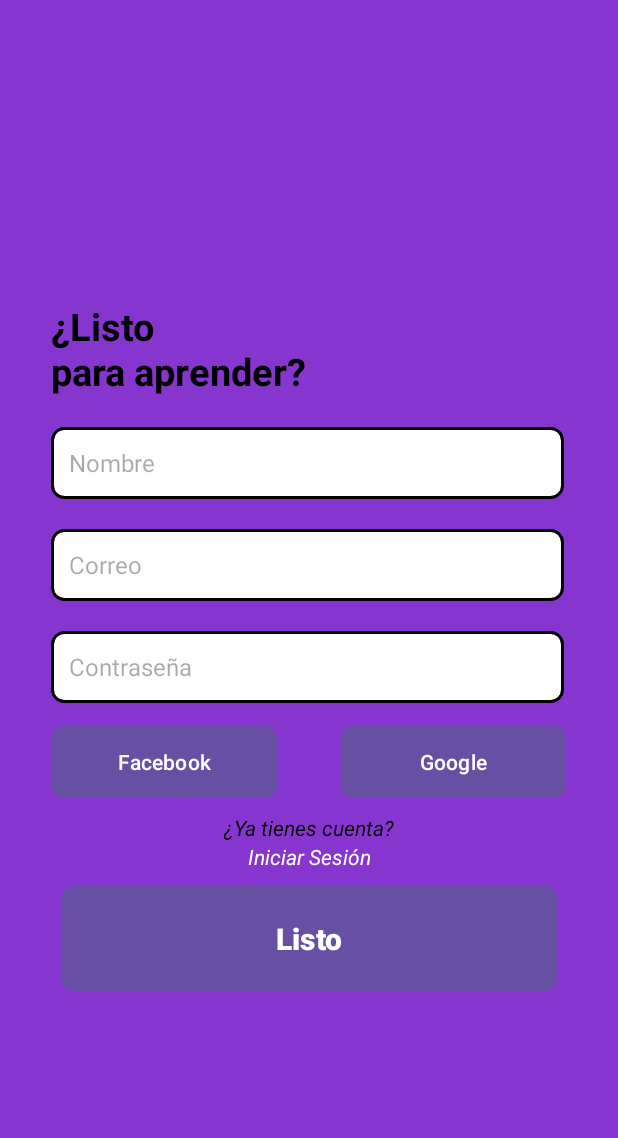
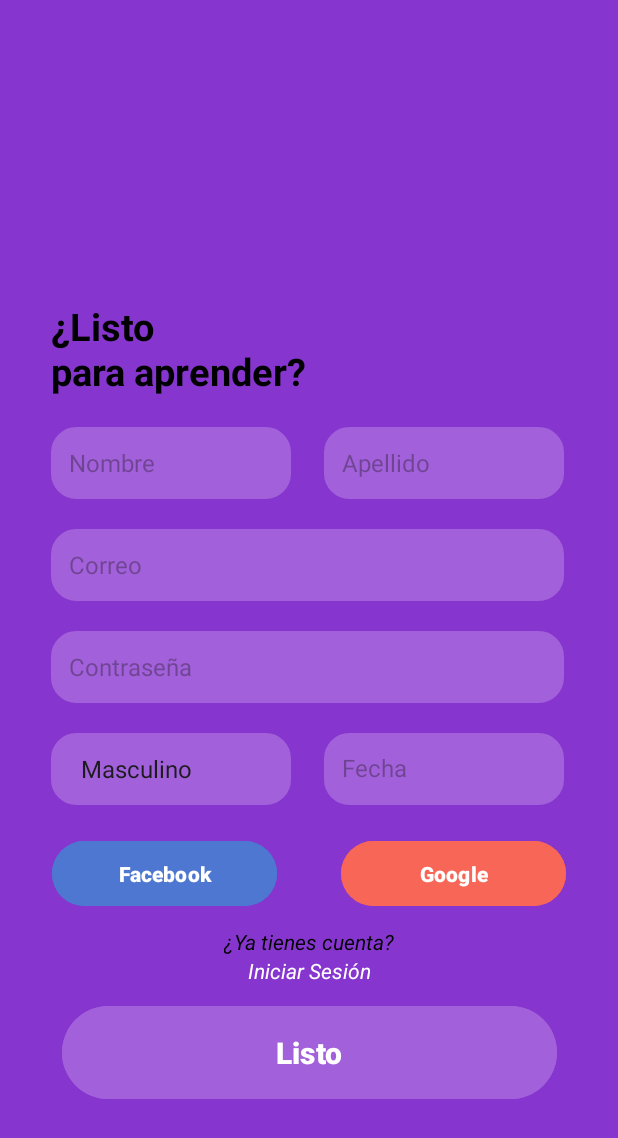
Before and after one commit to CharlyMx32/IntegradoraIoTAndorid, an Android app: the SplashActivityRegistro screen opened directly, with no data from a screen before it, on a phone screen of 412 x 824 dp. Shown: the top 1138 px of the screen. Run offline under Robolectric (Android 15) with nearby library versions, the light colour scheme and no system bars.

Commit message:
colores, ajustes en registro y se agrego el pajrao

```diff
--- a/app/src/main/java/com/example/integradoraiot/splash/SplashActivityLogin.java
+++ b/app/src/main/java/com/example/integradoraiot/splash/SplashActivityLogin.java
@@ -16,7 +16,7 @@ public class SplashActivityLogin extends AppCompatActivity {
         super.onCreate(savedInstanceState);
         setContentView(R.layout.activity_splash_login);
 
-        Button loginButton = findViewById(R.id.login_button);
+        Button loginButton = findViewById(R.id.iniciar_sesion_button);
         loginButton.setOnClickListener(new View.OnClickListener() {
             @Override
             public void onClick(View view) {
--- a/app/src/main/res/drawable/boton_login.xml
+++ /dev/null
@@ -1,15 +0,0 @@
-<?xml version="1.0" encoding="utf-8"?>
-<selector xmlns:android="http://schemas.android.com/apk/res/android">
-    <item android:state_pressed="true">
-        <shape android:shape="rectangle">
-            <solid android:color="#1565C0"/>
-            <corners android:radius="8dp"/>
-        </shape>
-    </item>
-    <item>
-        <shape android:shape="rectangle">
-            <solid android:color="@color/azul"/>
-            <corners android:radius="8dp"/>
-        </shape>
-    </item>
-</selector>
--- a/app/src/main/res/drawable/cabeza_animal.xml
+++ /dev/null
@@ -1,6 +0,0 @@
-<?xml version="1.0" encoding="utf-8"?>
-
-    <shape xmlns:android="http://schemas.android.com/apk/res/android">
-        <solid android:color="#8E44AD" />
-        <corners android:radius="300dp" />
-    </shape>
--- a/app/src/main/res/drawable/estilo_login.xml
+++ b/app/src/main/res/drawable/estilo_login.xml
@@ -2,7 +2,5 @@
 <shape xmlns:android="http://schemas.android.com/apk/res/android">
     <solid android:color="@color/white"/>
     <corners android:radius="8dp"/>
-    <stroke
-        android:color="@color/black"
-    android:width="2dp"/>
+
 </shape>
--- a/app/src/main/res/drawable/ojo_animal.xml
+++ /dev/null
@@ -1,6 +0,0 @@
-<?xml version="1.0" encoding="utf-8"?>
-
-    <shape xmlns:android="http://schemas.android.com/apk/res/android">
-        <solid android:color="#F8DAD3" />
-        <corners android:radius="100dp" />
-    </shape>
--- a/app/src/main/res/drawable/ojo_animal_2.xml
+++ /dev/null
@@ -1,6 +0,0 @@
-<?xml version="1.0" encoding="utf-8"?>
-
-<shape xmlns:android="http://schemas.android.com/apk/res/android">
-    <solid android:color="#F5E6CC" />
-    <corners android:radius="50dp" />
-</shape>
--- a/app/src/main/res/drawable/pupila_animal.xml
+++ /dev/null
@@ -1,6 +0,0 @@
-<?xml version="1.0" encoding="utf-8"?>
-
-    <shape xmlns:android="http://schemas.android.com/apk/res/android">
-        <solid android:color="#5D3A9B" /> <!-- Color oscuro para las pupilas -->
-        <corners android:radius="25dp" />
-    </shape>
--- a/app/src/main/res/layout/activity_registro.xml
+++ b/app/src/main/res/layout/activity_registro.xml
@@ -34,10 +34,10 @@
 
     <EditText
         android:id="@+id/nombre_edit_text"
-        android:layout_width="342dp"
+        android:layout_width="160dp"
         android:layout_height="wrap_content"
         android:layout_marginTop="20dp"
-        android:background="@drawable/estilo_login"
+        android:background="@drawable/estilo_registro"
         android:hint="@string/Nombre"
         android:minHeight="48dp"
         android:padding="12dp"
@@ -46,13 +46,29 @@
         app:layout_constraintStart_toStartOf="@id/bienvenido2_text"
         app:layout_constraintTop_toBottomOf="@id/bienvenido2_text" />
 
+    <EditText
+        android:id="@+id/apellido_edit_text"
+        android:layout_width="160dp"
+        android:layout_height="wrap_content"
+        android:layout_marginStart="8dp"
+        android:layout_marginTop="20dp"
+        android:background="@drawable/estilo_registro"
+        android:hint="@string/Apellido"
+        android:minHeight="48dp"
+        android:padding="12dp"
+        android:textColor="#333333"
+        android:textSize="16sp"
+        app:layout_constraintEnd_toEndOf="parent"
+        app:layout_constraintHorizontal_bias="0.28"
+        app:layout_constraintStart_toEndOf="@id/nombre_edit_text"
+        app:layout_constraintTop_toBottomOf="@id/bienvenido2_text" />
 
     <EditText
         android:id="@+id/correo_edit_text"
         android:layout_width="342dp"
         android:layout_height="wrap_content"
         android:layout_marginTop="20dp"
-        android:background="@drawable/estilo_login"
+        android:background="@drawable/estilo_registro"
         android:hint="@string/Correo"
         android:minHeight="48dp"
         android:padding="12dp"
@@ -67,7 +83,7 @@
         android:layout_width="342dp"
         android:layout_height="wrap_content"
         android:layout_marginTop="20dp"
-        android:background="@drawable/estilo_login"
+        android:background="@drawable/estilo_registro"
         android:hint="@string/Contraseña"
         android:minHeight="48dp"
         android:padding="12dp"
@@ -76,31 +92,63 @@
         app:layout_constraintStart_toStartOf="@id/correo_edit_text"
         app:layout_constraintTop_toBottomOf="@id/correo_edit_text" />
 
+    <Spinner
+        android:id="@+id/sexo_spinner"
+        android:layout_width="160dp"
+        android:layout_height="wrap_content"
+        android:background="@drawable/estilo_registro"
+        android:minHeight="48dp"
+        android:layout_marginTop="20dp"
+        android:layout_marginBottom="20dp"
+        android:entries="@array/sexo_options"
+        android:padding="12dp"
+        app:layout_constraintStart_toStartOf="@+id/contrasena_edit_text"
+        app:layout_constraintTop_toBottomOf="@+id/contrasena_edit_text" />
+
+    <TextView
+        android:id="@+id/fecha_nacimiento_text"
+        android:layout_width="160dp"
+        android:layout_height="wrap_content"
+        android:background="@drawable/estilo_registro"
+        android:clickable="true"
+        android:focusable="true"
+        android:hint="Fecha Naciemiento"
+        android:maxHeight="48dp"
+        android:minHeight="48dp"
+        android:padding="12dp"
+        android:textColor="#333333"
+        android:textSize="15.8sp"
+        app:layout_constraintBottom_toTopOf="@+id/google_button"
+        app:layout_constraintEnd_toEndOf="@+id/contrasena_edit_text"
+        app:layout_constraintTop_toBottomOf="@+id/contrasena_edit_text" />
+
     <Button
         android:id="@+id/facebook_button"
+        style="@style/BotonBase"
         android:layout_width="150dp"
         android:layout_height="wrap_content"
-        android:layout_marginTop="15dp"
+        android:layout_marginStart="8dp"
         android:layout_marginEnd="8dp"
-        android:layout_marginStart="8dp"
-        android:background="@drawable/boton_login"
+        android:layout_marginTop="20dp"
+        android:backgroundTint="@color/facebook_azul"
         android:text="@string/Facebook"
         app:layout_constraintEnd_toStartOf="@id/google_button"
         app:layout_constraintStart_toStartOf="parent"
-        app:layout_constraintTop_toBottomOf="@id/contrasena_edit_text" />
+        app:layout_constraintTop_toBottomOf="@+id/sexo_spinner" />
 
     <Button
         android:id="@+id/google_button"
+        style="@style/BotonBase"
         android:layout_width="150dp"
         android:layout_height="wrap_content"
-        android:layout_marginTop="15dp"
+        android:layout_marginStart="8dp"
         android:layout_marginEnd="8dp"
-        android:layout_marginStart="8dp"
-        android:background="@drawable/boton_login"
+        android:layout_marginTop="20dp"
+        android:backgroundTint="@color/google_naranja"
         android:text="@string/Google"
+        app:layout_constraintEnd_toEndOf="parent"
         app:layout_constraintStart_toEndOf="@id/facebook_button"
-        app:layout_constraintEnd_toEndOf="parent"
-        app:layout_constraintTop_toBottomOf="@id/contrasena_edit_text" />
+        app:layout_constraintTop_toBottomOf="@+id/sexo_spinner" />
 
     <TextView
         android:id="@+id/no_text"
@@ -132,8 +180,9 @@
         android:text="@string/Listo"
         android:textSize="20sp"
         android:textStyle="bold"
+        style="@style/BotonBase"
         android:textColor="@color/white"
-        android:background="@drawable/boton_login"
+        android:backgroundTint="@color/input_boton"
         app:layout_constraintEnd_toEndOf="parent"
         app:layout_constraintStart_toStartOf="parent"
         app:layout_constraintTop_toBottomOf="@id/registro_text"
--- a/app/src/main/res/values/strings.xml
+++ b/app/src/main/res/values/strings.xml
@@ -27,4 +27,10 @@
     <string name="Facebook">Facebook</string>
     <string name="Google">Google</string>
     <string name="Listo">Listo</string>
+    <string-array name="sexo_options">
+        <item>Masculino</item>
+        <item>Femenino</item>
+        <item>Otro</item>
+    </string-array>
+
 </resources>
--- /dev/null
+++ b/app/src/main/res/values/styles.xml
@@ -0,0 +1,11 @@
+<?xml version="1.0" encoding="utf-8"?>
+<resources>
+    <style name="BotonBase">
+        <item name="android:layout_width">wrap_content</item>
+        <item name="android:layout_height">wrap_content</item>
+        <item name="android:padding">12dp</item>
+        <item name="android:textColor">@android:color/white</item>
+        <item name="android:textStyle">bold</item>
+        <item name="android:backgroundTint">?attr/colorPrimary</item>
+    </style>
+</resources>
```
Also changed, not shown: app/src/main/java/com/example/integradoraiot/MainActivity.java (+30 -7 lines), app/src/main/res/drawable/boton_registro.xml (deleted, +0 -14 lines), app/src/main/res/drawable/pico_animal.xml (deleted, +0 -9 lines), app/src/main/res/layout/activity_splash_home.xml (+7 -60 lines), app/src/main/res/layout/activity_splash_login.xml (+6 -6 lines), app/src/main/res/drawable/gamy.png (added).
